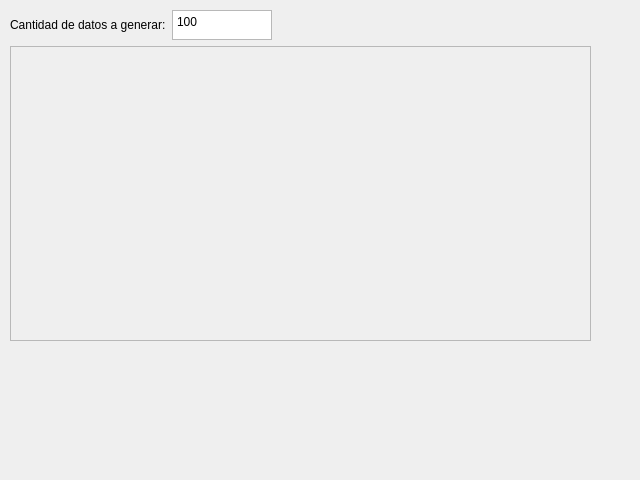
The window that sql_judge/view/qt_view/data_generation/tables_data_generation_tab_view.ui (r4ulill0/gui_dbjudge) describes before a commit, drawn with Qt 5.
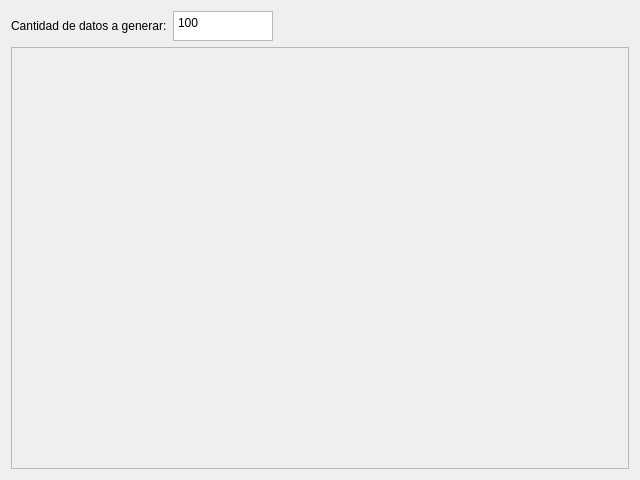
The same window after the commit.

```diff
--- a/sql_judge/view/qt_view/data_generation/tables_data_generation_tab_view.ui
+++ b/sql_judge/view/qt_view/data_generation/tables_data_generation_tab_view.ui
@@ -13,15 +13,8 @@
   <property name="windowTitle">
    <string>TabWidget</string>
   </property>
-  <widget class="QWidget" name="verticalLayoutWidget_2">
-   <property name="geometry">
-    <rect>
-     <x>10</x>
-     <y>10</y>
-     <width>581</width>
-     <height>331</height>
-    </rect>
-   </property>
+  <layout class="QGridLayout" name="gridLayout">
+   <item row="0" column="0">
    <layout class="QVBoxLayout" name="verticalLayout_2">
     <item>
      <layout class="QHBoxLayout" name="horizontalLayout_2">
@@ -113,26 +106,25 @@
         <rect>
          <x>0</x>
          <y>0</y>
-         <width>577</width>
-         <height>289</height>
-        </rect>
-       </property>
-       <widget class="QWidget" name="verticalLayoutWidget">
-        <property name="geometry">
-         <rect>
-          <x>0</x>
-          <y>0</y>
-          <width>561</width>
-          <height>311</height>
-         </rect>
-        </property>
-        <layout class="QVBoxLayout" name="verticalLayout"/>
+          <width>618</width>
+          <height>420</height>
+         </rect>
+        </property>
+        <layout class="QGridLayout" name="gridLayout_2">
+         <item row="0" column="0">
+          <layout class="QVBoxLayout" name="verticalLayout">
+           <property name="sizeConstraint">
+            <enum>QLayout::SetDefaultConstraint</enum>
+           </property>
+          </layout>
+         </item>
+        </layout>
        </widget>
       </widget>
-     </widget>
-    </item>
-   </layout>
-  </widget>
+     </item>
+    </layout>
+   </item>
+  </layout>
  </widget>
  <resources/>
  <connections/>
```
Lines whose indentation alone changed are shown as unchanged.
